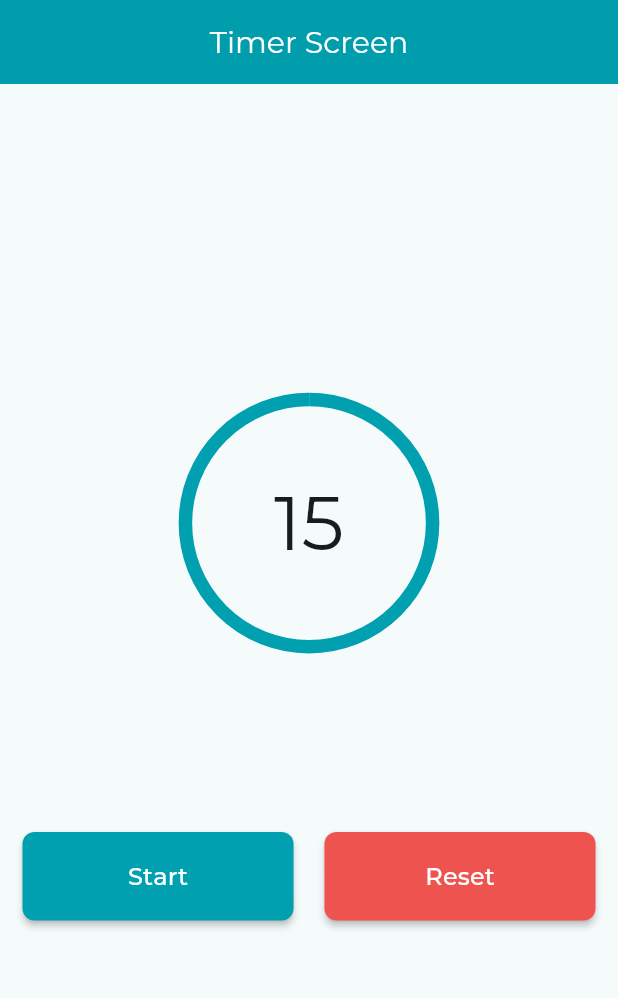
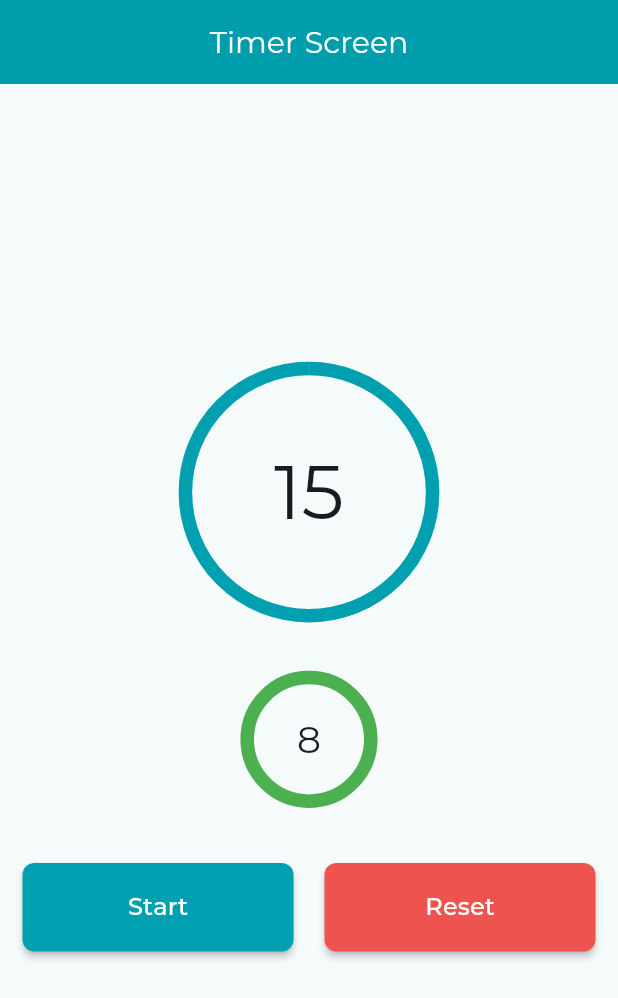
Before and after one commit to devmoaid1/timer_app, a Flutter app: the screen it shows after launch, after a tap on "Start", after a tap on "Reset", on a phone screen of 412 x 824 dp. Shown: the top 998 px of the screen. Run offline on Flutter 3.47's test engine with Material 3 defaults, Android fonts, the light colour scheme and no system bars.

Commit message:
added on time and off time logic

```diff
--- a/lib/presentation/timer_view_model.dart
+++ b/lib/presentation/timer_view_model.dart
@@ -4,18 +4,25 @@ import 'package:flutter/material.dart';
 
 enum TimerState { initial, running, paused }
 
+enum CycleState { onTime, offTime }
+
 class TimerViewModel extends ChangeNotifier {
   TimerViewModel._();
   static final TimerViewModel _instance = TimerViewModel._();
   static TimerViewModel get instance => _instance;
   int _remainingSeconds = 15;
+  int _cycleSeconds = 8;
+  int get cycleSeconds => _cycleSeconds;
   int get remainingSeconds => _remainingSeconds;
 
   TimerState _timerState = TimerState.initial;
+  CycleState _cycleState = CycleState.onTime;
+  CycleState get cycleState => _cycleState;
   TimerState get timerState => _timerState;
   late Timer _timer;
   Timer get timer => _timer;
-
+  late Timer _cycleTimer;
+  Timer get cycleTimer => _cycleTimer;
   void _startCountDown() {
     if (_timerState != TimerState.running) {
       _timerState = TimerState.running;
@@ -37,24 +44,57 @@ class TimerViewModel extends ChangeNotifier {
     );
   }
 
+  void _startCycleCountDown() {
+    _cycleTimer = Timer.periodic(
+      const Duration(seconds: 1),
+      (timer) {
+        if (_timerState == TimerState.initial ||
+            _timerState == TimerState.paused) {
+          // stop cycle timer when main timer is initial or paused
+          timer.cancel();
+        } else {
+          if (_cycleSeconds == 0 && _cycleState == CycleState.onTime) {
+            // switch to off time cycle when on time cycle finish
+            _cycleState = CycleState.offTime;
+            _cycleSeconds = 5;
+          } else if (_cycleSeconds == 0 && _cycleState == CycleState.offTime) {
+            // switch to on time cycle when off time cycle finish
+            _cycleState = CycleState.onTime;
+            _cycleSeconds = 9;
+          }
+          _cycleSeconds--;
+        }
+        notifyListeners();
+      },
+    );
+  }
+
   void _pauseCountDown() {
     _timerState = TimerState.paused;
+    // cancel both timers
     _timer.cancel();
+    _cycleTimer.cancel();
     notifyListeners();
   }
 
   void handleTimerButton() {
     if (_timerState != TimerState.running) {
       _startCountDown();
+      _startCycleCountDown();
     } else {
       _pauseCountDown();
     }
   }
 
   void handleResetTimer() {
+    // reset all values
     _timerState = TimerState.initial;
+    _cycleState = CycleState.onTime;
     _remainingSeconds = 15;
-    timer.cancel();
+    _cycleSeconds = 8;
+    _timer.cancel();
+    _cycleTimer.cancel();
+
     notifyListeners();
   }
 }
--- a/lib/presentation/widgets/timer_section.dart
+++ b/lib/presentation/widgets/timer_section.dart
@@ -1,4 +1,5 @@
 import 'package:flutter/material.dart';
+import 'package:timers_practice/core/theme/app_colors.dart';
 
 class TimerSection extends StatelessWidget {
   const TimerSection({
@@ -6,11 +7,15 @@ class TimerSection extends StatelessWidget {
     required this.size,
     required this.remainingSeconds,
     required this.progressColor,
+    required this.timerFontSize,
+    required this.fraction,
   });
 
   final double size;
   final Color progressColor;
   final int remainingSeconds;
+  final double timerFontSize;
+  final int fraction;
 
   @override
   Widget build(BuildContext context) {
@@ -18,20 +23,21 @@ class TimerSection extends StatelessWidget {
       alignment: Alignment.center,
       children: [
         SizedBox(
-          width: size * 0.4,
-          height: size * 0.4,
+          width: size,
+          height: size,
           child: Transform.flip(
             flipX: true,
             child: CircularProgressIndicator(
-              value: remainingSeconds / 15,
+              value: remainingSeconds / fraction,
               strokeWidth: 9,
               color: progressColor,
+              backgroundColor: Colors.grey.shade300,
             ),
           ),
         ),
         Text(
           remainingSeconds.toString(),
-          style: const TextStyle(fontSize: 50),
+          style: TextStyle(fontSize: timerFontSize),
         ),
       ],
     );
--- a/lib/presentation/widgets/timer_view_body.dart
+++ b/lib/presentation/widgets/timer_view_body.dart
@@ -30,15 +30,65 @@ class _TimerViewBodyState extends State<TimerViewBody> {
       padding: const EdgeInsets.symmetric(horizontal: 15),
       child: Column(
         crossAxisAlignment: CrossAxisAlignment.stretch,
-        mainAxisAlignment: MainAxisAlignment.center,
+        mainAxisAlignment: MainAxisAlignment.start,
         children: [
+          const Spacer(),
           Center(
-            child: TimerListenableBuilder(viewModel: viewModel, size: size),
+            child: ListenableBuilder(
+                listenable: viewModel,
+                builder: (context, _) {
+                  final progressColor = () {
+                    switch (viewModel.timerState) {
+                      case TimerState.running:
+                        return Colors.green;
+                      case TimerState.paused:
+                        return Colors.red;
+                      default:
+                        return AppColors
+                            .primaryColor; // Default color if needed
+                    }
+                  }();
+                  return TimerSection(
+                      key: ValueKey(viewModel.remainingSeconds),
+                      progressColor: progressColor,
+                      timerFontSize: 50,
+                      size: size.width * 0.4,
+                      fraction: 15,
+                      remainingSeconds: viewModel.remainingSeconds);
+                }),
           ),
           SizedBox(
-            height: size.height * 0.15,
+            height: size.height * 0.05,
+          ),
+          Center(
+            child: ListenableBuilder(
+                listenable: viewModel,
+                builder: (context, _) {
+                  final progressColor = () {
+                    switch (viewModel.cycleState) {
+                      case CycleState.onTime:
+                        return Colors.green;
+                      case CycleState.offTime:
+                        return Colors.red;
+                      default:
+                        return Colors.green; // Default color if needed
+                    }
+                  }();
+                  return TimerSection(
+                      key: ValueKey(viewModel.cycleSeconds),
+                      progressColor: progressColor,
+                      timerFontSize: 25,
+                      fraction:
+                          viewModel.cycleState == CycleState.onTime ? 8 : 4,
+                      size: size.width * 0.2,
+                      remainingSeconds: viewModel.cycleSeconds);
+                }),
+          ),
+          SizedBox(
+            height: size.height * 0.05,
           ),
           ControlButtonsListenableBuilder(viewModel: viewModel, size: size),
+          const Spacer(),
         ],
       ),
     );
@@ -83,36 +133,3 @@ class ControlButtonsListenableBuilder extends StatelessWidget {
         });
   }
 }
-
-class TimerListenableBuilder extends StatelessWidget {
-  const TimerListenableBuilder({
-    super.key,
-    required this.viewModel,
-    required this.size,
-  });
-
-  final TimerViewModel viewModel;
-  final Size size;
-
-  @override
-  Widget build(BuildContext context) {
-    return ListenableBuilder(
-        listenable: viewModel,
-        builder: (context, child) {
-          final progressColor = () {
-            switch (viewModel.timerState) {
-              case TimerState.running:
-                return Colors.green;
-              case TimerState.paused:
-                return Colors.red;
-              default:
-                return AppColors.primaryColor; // Default color if needed
-            }
-          }();
-          return TimerSection(
-              progressColor: progressColor,
-              size: size.width,
-              remainingSeconds: viewModel.remainingSeconds);
-        });
-  }
-}
```
